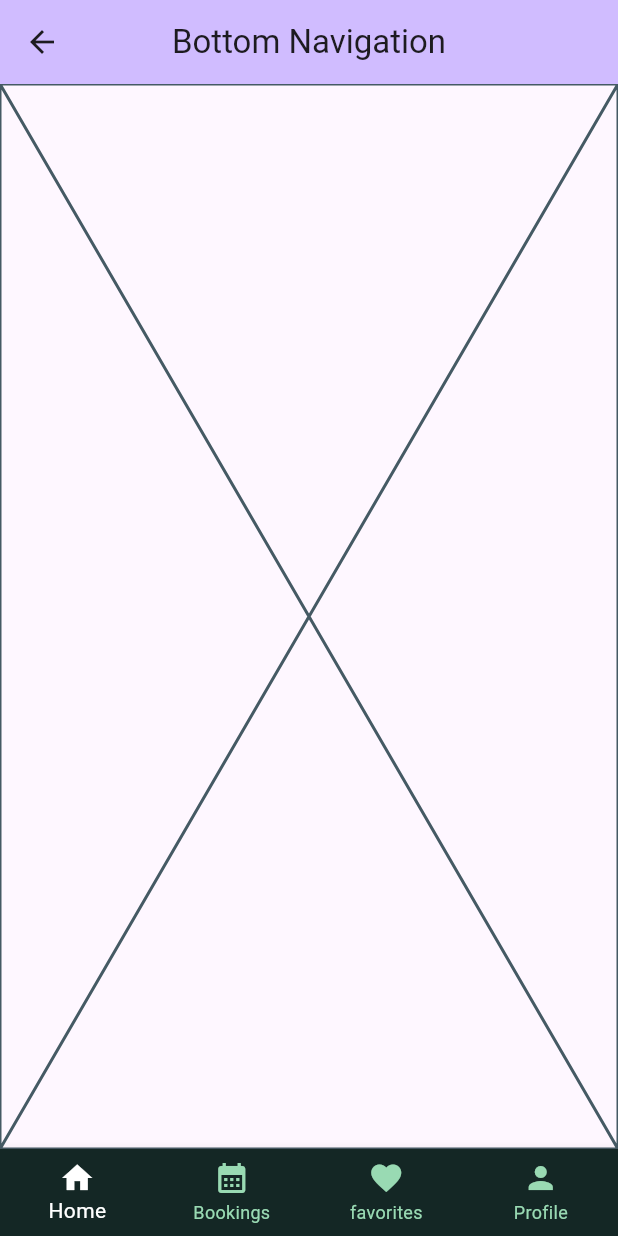
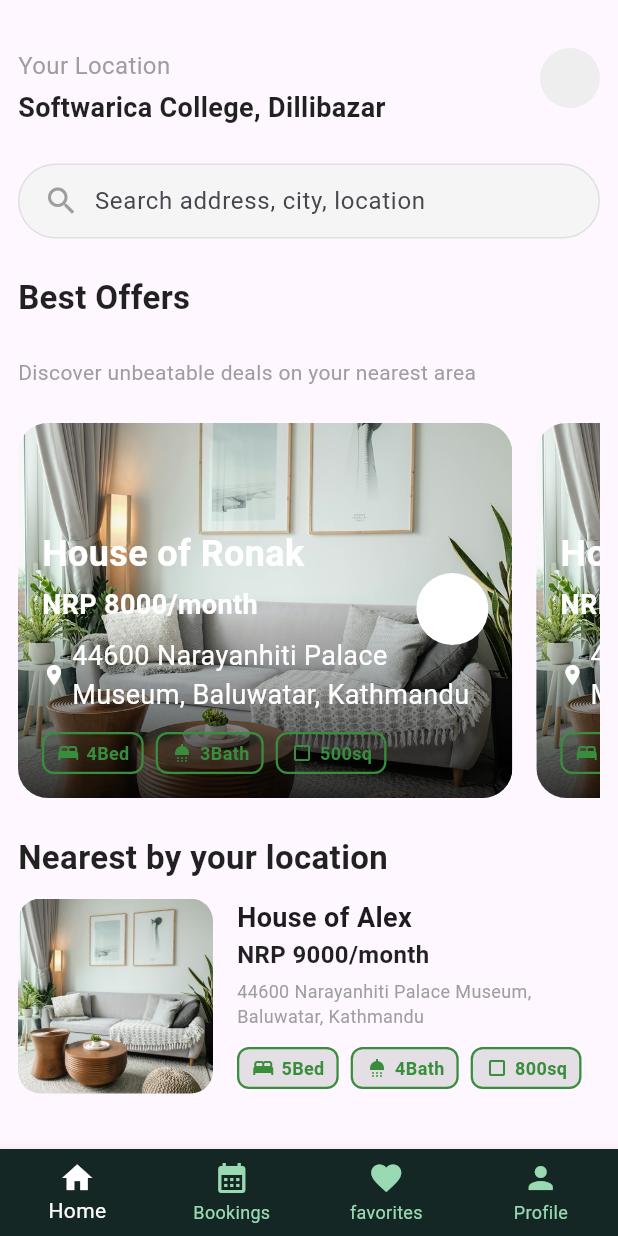
Before and after one commit to sagarlama0102/rentease, a Flutter app: the BottomScreenLayout screen opened directly, on a phone screen of 412 x 824 dp. Run offline on Flutter 3.47's test engine with Material 3 defaults, Android fonts, the light colour scheme and no system bars.

Commit message:
designed home screen

```diff
--- /dev/null
+++ b/lib/models/property.dart
@@ -0,0 +1,57 @@
+class Property {
+  final String title;
+  final String price;
+  final String location;
+  final int beds;
+  final int baths;
+  final String area;
+  final String imageUrl;
+  final bool isBestOffer;
+
+  Property({
+    required this.title,
+    required this.price,
+    required this.location,
+    required this.beds,
+    required this.baths,
+    required this.area,
+    required this.imageUrl,
+    this.isBestOffer = false,
+  });
+}
+
+final List<Property> bestOffers = [
+  Property(
+    title: "House of Ronak",
+    price: 'NRP 8000/month',
+    location: '44600 Narayanhiti Palace Museum, Baluwatar, Kathmandu',
+    beds: 4,
+    baths: 3,
+    area: '500sq',
+    imageUrl: 'assets/images/onboardingtwoimage.png',
+    isBestOffer: true,
+  ),
+  Property(
+    title: "House of Alex",
+    price: 'NRP 9000/month',
+    location: '44600 Narayanhiti Palace Museum, Baluwatar, Kathmandu',
+    beds: 5,
+    baths: 3,
+    area: '600sq',
+    imageUrl: 'assets/images/onboardingtwoimage.png',
+    isBestOffer: true,
+  ),
+];
+
+final List<Property> nearestProperties = [
+  Property(
+    title: "House of Alex",
+    price: 'NRP 9000/month',
+    location: '44600 Narayanhiti Palace Museum, Baluwatar, Kathmandu',
+    beds: 5,
+    baths: 4,
+    area: '800sq',
+    imageUrl: 'assets/images/onboardingtwoimage.png',
+    isBestOffer: true,
+  ),
+];
--- a/lib/screens/bottom_screen/home_screen.dart
+++ b/lib/screens/bottom_screen/home_screen.dart
@@ -1,10 +1,142 @@
 import 'package:flutter/material.dart';
+import 'package:rentease/models/property.dart';
+import 'package:rentease/widgets/best_offer_card.dart';
+import 'package:rentease/widgets/nearest_property_row.dart';
 
 class HomeScreen extends StatelessWidget {
   const HomeScreen({super.key});
 
+
   @override
   Widget build(BuildContext context) {
-    return const Placeholder();
+    return SizedBox.expand(
+      child: SafeArea(
+        child: SingleChildScrollView(
+          padding: EdgeInsets.only(top: 20, bottom: 20),
+          child: Column(
+            crossAxisAlignment: CrossAxisAlignment.start,
+            children: [
+              Padding(padding: const EdgeInsets.all(12), child: _buildHeader()),
+
+              Padding(
+                padding: const EdgeInsets.all(12),
+                child: _buildSearchBar(),
+              ),
+
+              Padding(
+                padding: const EdgeInsets.all(12),
+                child: Text(
+                  "Best Offers",
+                  style: TextStyle(
+                    fontSize: 22,
+                    fontWeight: FontWeight.bold,
+                    color: Colors.black87,
+                  ),
+                ),
+              ),
+
+              Padding(
+                padding: const EdgeInsets.all(12),
+                child: Text(
+                  "Discover unbeatable deals on your nearest area",
+                  style: TextStyle(fontSize: 14, color: Colors.grey),
+                ),
+              ),
+              Padding(
+                padding: const EdgeInsets.all(12),
+                child: SizedBox(
+                  height: 250,
+                  child: ListView.builder(
+                    scrollDirection: Axis.horizontal,
+                    itemCount: bestOffers.length,
+                    itemBuilder: (context, index) {
+                      return BestOfferCard(property: bestOffers[index]);
+                    },
+                  ),
+                ),
+              ),
+
+              Padding(
+                padding: const EdgeInsets.all(12),
+                child: Text(
+                  "Nearest by your location",
+                  style: TextStyle(
+                    fontSize: 22,
+                    fontWeight: FontWeight.bold,
+                    color: Colors.black87,
+                  ),
+                ),
+              ),
+              ...nearestProperties
+                  .map(
+                    (property) => Padding(
+                      padding: const EdgeInsets.symmetric(
+                        horizontal: 12,
+                      ),
+                      child: NearestPropertyRow(property: property),
+                    ),
+                  )
+                  .toList(),
+              SizedBox(height: 20),
+            ],
+          ),
+        ),
+      ),
+    );
+  }
+
+  Widget _buildHeader() {
+    return Row(
+      crossAxisAlignment: CrossAxisAlignment.start,
+      children: [
+        Expanded(
+          child: Column(
+            crossAxisAlignment: CrossAxisAlignment.start,
+            children: [
+              Text(
+                "Your Location",
+                style: TextStyle(fontSize: 16, color: Colors.grey),
+              ),
+              SizedBox(height: 4),
+              Text(
+                "Softwarica College, Dillibazar",
+                style: TextStyle(
+                  fontSize: 18,
+                  fontWeight: FontWeight.w600,
+                  color: Colors.black87,
+                ),
+              ),
+            ],
+          ),
+        ),
+        CircleAvatar(radius: 20, backgroundColor: Colors.grey.shade200),
+      ],
+    );
+  }
+
+  Widget _buildSearchBar() {
+    return Container(
+      padding: EdgeInsets.symmetric(horizontal: 16, vertical: 8),
+      decoration: BoxDecoration(
+        color: Colors.grey.shade100,
+        borderRadius: BorderRadius.circular(30),
+        border: Border.all(color: Colors.grey.shade300, width: 1),
+      ),
+      child: Row(
+        children: [
+          Icon(Icons.search, color: Colors.grey),
+          SizedBox(width: 10),
+          Expanded(
+            child: TextField(
+              decoration: InputDecoration(
+                hintText: "Search address, city, location",
+                border: InputBorder.none,
+                isDense: true,
+              ),
+            ),
+          ),
+        ],
+      ),
+    );
   }
 }
--- a/lib/screens/bottom_screen_layout.dart
+++ b/lib/screens/bottom_screen_layout.dart
@@ -23,11 +23,7 @@ class _BottomScreenLayoutState extends State<BottomScreenLayout> {
   @override
   Widget build(BuildContext context) {
     return Scaffold(
-      appBar: AppBar(
-        title: Text("Bottom Navigation"),
-        backgroundColor: Theme.of(context).colorScheme.inversePrimary,
-        centerTitle: true,
-      ),
+
       body: lstBottomScreen[_selectedIndex],
       bottomNavigationBar: BottomNavigationBar(
         type: BottomNavigationBarType.fixed,
--- a/lib/screens/login_screen.dart
+++ b/lib/screens/login_screen.dart
@@ -1,7 +1,6 @@
 import 'package:flutter/gestures.dart';
 import 'package:flutter/material.dart';
 import 'package:rentease/screens/bottom_screen_layout.dart';
-import 'package:rentease/screens/dashboard_screen.dart';
 import 'package:rentease/screens/signup_screen.dart';
 
 
--- a/lib/screens/signup_screen.dart
+++ b/lib/screens/signup_screen.dart
@@ -1,6 +1,5 @@
 import 'package:flutter/gestures.dart';
 import 'package:flutter/material.dart';
-import 'package:rentease/screens/dashboard_screen.dart';
 import 'package:rentease/screens/login_screen.dart';
 
 class SignupScreen extends StatefulWidget {
--- /dev/null
+++ b/lib/widgets/best_offer_card.dart
@@ -0,0 +1,108 @@
+import 'package:flutter/material.dart';
+import 'package:rentease/models/property.dart';
+import 'package:rentease/widgets/icon_badge.dart';
+
+class BestOfferCard extends StatelessWidget {
+  final Property property;
+  const BestOfferCard({super.key, required this.property});
+
+  @override
+  Widget build(BuildContext context) {
+    final double cardWidth = MediaQuery.of(context).size.width * 0.8;
+    return Container(
+      width: cardWidth,
+      margin: EdgeInsets.only(right: 16),
+      child: ClipRRect(
+        borderRadius: BorderRadius.circular(20),
+        child: Stack(
+          children: [
+            Image.asset(
+              property.imageUrl,
+              height: 250,
+              width: cardWidth,
+              fit: BoxFit.cover,
+            ),
+            Positioned.fill(
+              child: Container(
+                decoration: BoxDecoration(
+                  gradient: LinearGradient(
+                    colors: [Colors.transparent, Colors.black.withOpacity(0.8)],
+                    begin: Alignment.topCenter,
+                    end: Alignment.bottomCenter,
+                    stops: [0.5, 1.0],
+                  ),
+                ),
+              ),
+            ),
+            Positioned(
+              bottom: 0,
+              left: 0,
+              right: 0,
+              child: Padding(
+                padding: EdgeInsets.all(16),
+                child: Column(
+                  crossAxisAlignment: CrossAxisAlignment.start,
+                  children: [
+                    Text(
+                      property.title,
+                      style: TextStyle(
+                        color: Colors.white,
+                        fontSize: 24,
+                        fontWeight: FontWeight.bold,
+                      ),
+                    ),
+                    SizedBox(height: 4),
+                    Text(
+                      property.price,
+                      style: TextStyle(
+                        color: Colors.white,
+                        fontSize: 18,
+                        fontWeight: FontWeight.w600,
+                      ),
+                    ),
+                    SizedBox(height: 8),
+                    Row(
+                      children: [
+                        Icon(Icons.location_on, color: Colors.white, size: 16),
+                        SizedBox(width: 4),
+                        Expanded(
+                          child: Text(
+                            property.location,
+                            style: TextStyle(color: Colors.white, fontSize: 18),
+                            maxLines: 2,
+                            overflow: TextOverflow.ellipsis,
+                          ),
+                        ),
+                      ],
+                    ),
+                    SizedBox(height: 12),
+                    Row(
+                      children: [
+                        IconBadge(icon: Icons.bed, text: '${property.beds}Bed'),
+                        SizedBox(width: 8),
+                        IconBadge(
+                          icon: Icons.shower,
+                          text: '${property.baths}Bath',
+                        ),
+                        SizedBox(width: 8),
+                        IconBadge(icon: Icons.crop_square, text: property.area),
+                      ],
+                    ),
+                  ],
+                ),
+              ),
+            ),
+            Positioned(
+              top: 100,
+              right: 16,
+              child: CircleAvatar(
+                radius: 24,
+                backgroundColor: Colors.white,
+              ),
+            ),
+          ],
+        ),
+      ),
+    );
+  }
+}
--- /dev/null
+++ b/lib/widgets/icon_badge.dart
@@ -0,0 +1,35 @@
+import 'package:flutter/material.dart';
+
+class IconBadge extends StatelessWidget {
+  final IconData icon;
+  final String text;
+  const IconBadge({super.key, required this.icon, required this.text});
+
+  @override
+  Widget build(BuildContext context) {
+    return Container(
+      padding: EdgeInsets.symmetric(horizontal: 8, vertical: 4),
+      decoration: BoxDecoration(
+        color: Colors.black.withOpacity(0.1),
+        borderRadius: BorderRadius.circular(8),
+        border: Border.all(color: Colors.green.shade700, width: 1.5),
+
+      ),
+      child: Row(
+        mainAxisSize: MainAxisSize.min,
+        children: [
+          Icon(icon,size: 16,color: Colors.green.shade700,),
+          SizedBox(width: 4,),
+          Text(
+            text,
+            style: TextStyle(
+              color: Colors.green.shade700,
+              fontSize: 12,
+              fontWeight: FontWeight.bold,
+            ),
+          )
+        ],
+      ),
+    );
+  }
+}
--- /dev/null
+++ b/lib/widgets/nearest_property_row.dart
@@ -0,0 +1,73 @@
+import 'package:flutter/material.dart';
+import 'package:rentease/models/property.dart';
+import 'package:rentease/widgets/icon_badge.dart';
+
+class NearestPropertyRow extends StatelessWidget {
+  final Property property;
+  const NearestPropertyRow({super.key, required this.property});
+
+  @override
+  Widget build(BuildContext context) {
+    return Padding(
+      padding: const EdgeInsets.only(bottom: 16.0),
+      child: Row(
+        crossAxisAlignment: CrossAxisAlignment.start,
+        children: [
+          ClipRRect(
+            borderRadius: BorderRadius.circular(15),
+            child: Image.asset(
+              property.imageUrl,
+              width: 130,
+              height: 130,
+              fit: BoxFit.cover,
+            ),
+          ),
+          SizedBox(width: 16),
+
+          Expanded(
+            child: Column(
+              crossAxisAlignment: CrossAxisAlignment.start,
+              children: [
+                Text(
+                  property.title,
+                  style: const TextStyle(
+                    fontSize: 18,
+                    fontWeight: FontWeight.bold,
+                  ),
+                ),
+                Text(
+                  property.price,
+                  style: TextStyle(
+                    fontSize: 16,
+                    fontWeight: FontWeight.w600,
+                    color: Colors.black87,
+                  ),
+                ),
+                SizedBox(height: 4),
+                Text(
+                  property.location,
+                  style: TextStyle(fontSize: 12, color: Colors.grey),
+                  maxLines: 2,
+                  overflow: TextOverflow.ellipsis,
+                ),
+                SizedBox(height: 12),
+                Row(
+                  children: [
+                    IconBadge(icon: Icons.bed, text: '${property.beds}Bed'),
+                    SizedBox(width: 8),
+                    IconBadge(
+                      icon: Icons.shower,
+                      text: '${property.baths}Bath',
+                    ),
+                    SizedBox(width: 8),
+                    IconBadge(icon: Icons.crop_square, text: property.area),
+                  ],
+                ),
+              ],
+            ),
+          ),
+        ],
+      ),
+    );
+  }
+}
```
Also changed, not shown: lib/screens/dashboard_screen.dart (+1 -7 lines).
